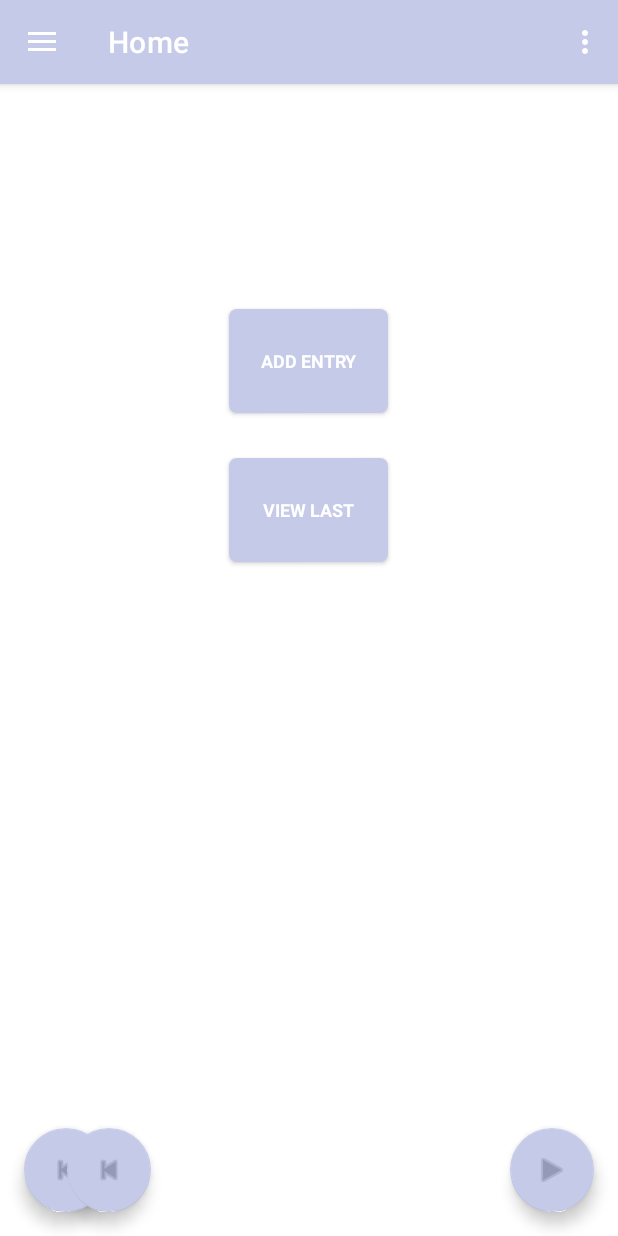
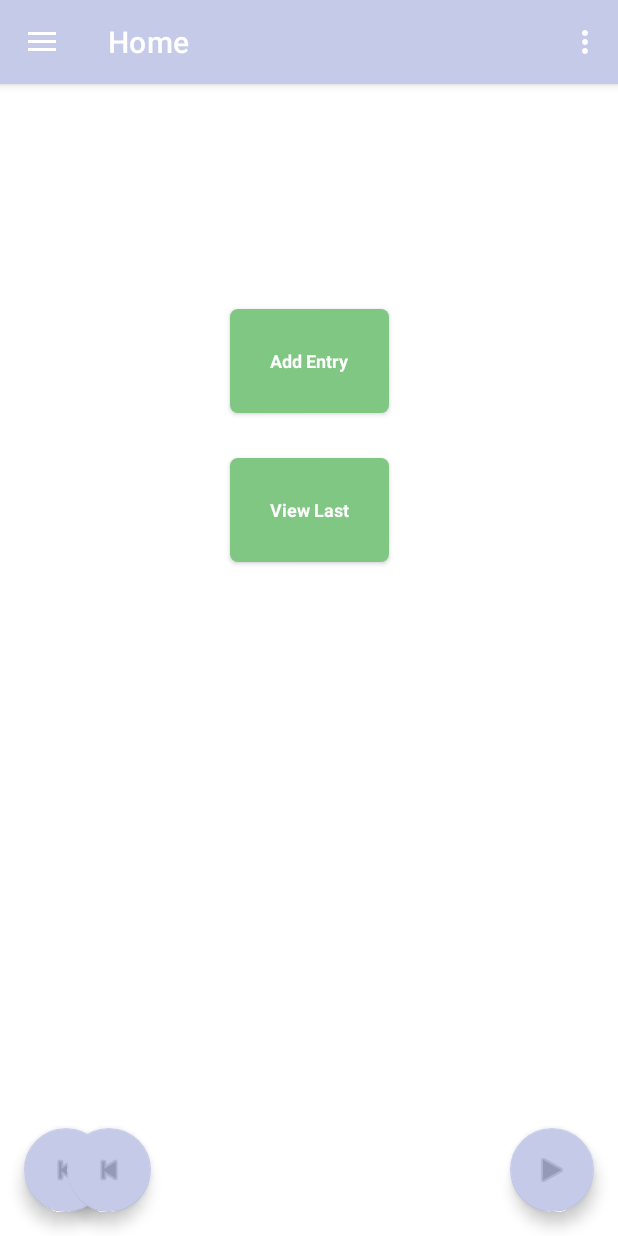
Before and after one commit to christianmaierger/drm-notes-android-app, an Android app: the screen it shows after launch (MainActivity), on a phone screen of 412 x 824 dp. Run offline under Robolectric (Android 15) with nearby library versions, the light colour scheme and no system bars; our stand-ins replace navigation-ui.

Commit message:
designed the layout, changed type <button> to <android.widget.Button>

```diff
--- a/app/src/main/res/drawable/button.xml
+++ b/app/src/main/res/drawable/button.xml
@@ -1,13 +1,10 @@
 <?xml version="1.0" encoding="utf-8"?>
-<selector xmlns:android="http://schemas.android.com/apk/res/android">
-
-    <item>
-        <shape>
+<shape xmlns:android="http://schemas.android.com/apk/res/android">
 
     <gradient
         android:angle="270"
-                android:endColor="@color/darkGreen"
-                android:startColor="@color/lightGreen" />
+        android:endColor="#81c784"
+        android:startColor="#81c784" />
     <stroke
         android:width="0px"
         android:color="#000000" />
@@ -15,13 +12,10 @@
         android:bottomLeftRadius="5dp"
         android:bottomRightRadius="5dp"
         android:topLeftRadius="5dp"
-                android:topRightRadius="5dp"/>
+        android:topRightRadius="5dp" />
     <padding
         android:bottom="10dp"
         android:left="10dp"
         android:right="10dp"
         android:top="10dp" />
 </shape>
-    </item>
-
-</selector>
--- a/app/src/main/res/layout/fragment_activities_manual.xml
+++ b/app/src/main/res/layout/fragment_activities_manual.xml
@@ -19,7 +19,7 @@
         app:layout_constraintTop_toTopOf="parent"
         android:text="What were you doing?"/>
 
-    <Button
+    <android.widget.Button
         android:id="@+id/btnSubmitActivityM"
         style="@style/buttonStyle"
         android:layout_width="wrap_content"
--- a/app/src/main/res/layout/fragment_feelings_manual.xml
+++ b/app/src/main/res/layout/fragment_feelings_manual.xml
@@ -19,7 +19,7 @@
         app:layout_constraintStart_toStartOf="parent"
         app:layout_constraintTop_toTopOf="parent" />
 
-    <Button
+    <android.widget.Button
         android:id="@+id/btnSubmitFeelingsM"
         style="@style/buttonStyle"
         android:layout_width="wrap_content"
--- a/app/src/main/res/layout/fragment_home.xml
+++ b/app/src/main/res/layout/fragment_home.xml
@@ -1,7 +1,8 @@
 <?xml version="1.0" encoding="utf-8"?>
-<RelativeLayout xmlns:android="http://schemas.android.com/apk/res/android"
+<androidx.constraintlayout.widget.ConstraintLayout xmlns:android="http://schemas.android.com/apk/res/android"
     xmlns:app="http://schemas.android.com/apk/res-auto"
     xmlns:tools="http://schemas.android.com/tools"
+    android:id="@+id/relativeLayout9"
     android:layout_width="match_parent"
     android:layout_height="match_parent"
     tools:context=".ui.home.HomeFragment">
@@ -10,33 +11,36 @@
         android:id="@+id/text_home"
         android:layout_width="match_parent"
         android:layout_height="wrap_content"
-        android:layout_below="@+id/toAddEntry"
-        android:layout_centerHorizontal="true"
         android:layout_marginTop="30dp"
+        android:gravity="center_horizontal"
         android:textAlignment="center"
         android:textSize="20sp"
-        app:layout_constraintTop_toBottomOf="@+id/toViewLast"
-        android:gravity="center_horizontal" />
+        app:layout_constraintLeft_toLeftOf="parent"
+        app:layout_constraintRight_toRightOf="parent"
+        app:layout_constraintTop_toBottomOf="@+id/toAddEntry" />
 
-    <Button
+    <android.widget.Button
         android:id="@+id/toViewLast"
+        style="@style/buttonStyle"
         android:layout_width="106dp"
         android:layout_height="69dp"
-        android:layout_below="@+id/toAddEntry"
-        android:layout_centerHorizontal="true"
         android:layout_marginTop="30dp"
+        android:background="@drawable/button"
         android:text="View Last"
+        app:layout_constraintLeft_toLeftOf="parent"
+        app:layout_constraintRight_toRightOf="parent"
+        app:layout_constraintTop_toBottomOf="@+id/toAddEntry" />
+
+    <android.widget.Button
+        android:id="@+id/toAddEntry"
         style="@style/buttonStyle"
-        android:background="@drawable/button"/>
-
-    <Button
-        android:id="@+id/toAddEntry"
         android:layout_width="106dp"
         android:layout_height="69dp"
-        android:layout_centerHorizontal="true"
         android:layout_marginTop="150dp"
+        android:background="@drawable/button"
         android:text="Add Entry"
+        app:layout_constraintLeft_toLeftOf="parent"
+        app:layout_constraintRight_toRightOf="parent"
         app:layout_constraintTop_toBottomOf="@+id/toViewLast"
-        style="@style/buttonStyle"
-        android:background="@drawable/button"/>
-</RelativeLayout>
+        app:layout_constraintTop_toTopOf="parent" />
+</androidx.constraintlayout.widget.ConstraintLayout>
--- a/app/src/main/res/layout/fragment_manage_notifications.xml
+++ b/app/src/main/res/layout/fragment_manage_notifications.xml
@@ -72,7 +72,8 @@
         android:layout_marginRight="44dp"
         android:text="Submit"
         app:layout_constraintEnd_toEndOf="@+id/simpleTimePicker"
-        app:layout_constraintTop_toBottomOf="@+id/simpleTimePicker" />
+        app:layout_constraintTop_toBottomOf="@+id/simpleTimePicker"
+        android:background="@drawable/button"/>
 
     <TextView
         android:id="@+id/textForAddTimeButton"
--- a/app/src/main/res/layout/fragment_overall.xml
+++ b/app/src/main/res/layout/fragment_overall.xml
@@ -31,7 +31,7 @@
         app:layout_constraintEnd_toEndOf="parent"
         app:layout_constraintHorizontal_bias="0.0"
         app:layout_constraintStart_toEndOf="@+id/btnOverall4"
-        app:layout_constraintTop_toBottomOf="@+id/textOverall" />
+        app:layout_constraintTop_toBottomOf="@+id/textOverall"/>
 
     <Button
         android:id="@+id/btnOverall1"
--- a/app/src/main/res/layout/fragment_people_manual.xml
+++ b/app/src/main/res/layout/fragment_people_manual.xml
@@ -19,7 +19,7 @@
         app:layout_constraintStart_toStartOf="parent"
         app:layout_constraintTop_toTopOf="parent" />
 
-    <Button
+    <android.widget.Button
         android:id="@+id/btnSubmitPeopleM"
         style="@style/buttonStyle"
         android:layout_width="120dp"
--- a/app/src/main/res/layout/fragment_thoughts.xml
+++ b/app/src/main/res/layout/fragment_thoughts.xml
@@ -19,7 +19,7 @@
         app:layout_constraintStart_toStartOf="parent"
         app:layout_constraintTop_toTopOf="parent" />
 
-    <Button
+    <android.widget.Button
         android:id="@+id/btnSubmitThoughts"
         style="@style/buttonStyle"
         android:layout_width="120dp"
@@ -28,10 +28,10 @@
         android:text="Submit"
         app:layout_constraintBottom_toBottomOf="parent"
         app:layout_constraintEnd_toEndOf="parent"
-        app:layout_constraintHorizontal_bias="0.463"
+        app:layout_constraintHorizontal_bias="0.498"
         app:layout_constraintStart_toStartOf="parent"
         app:layout_constraintTop_toBottomOf="@+id/addThoughts_editText"
-        app:layout_constraintVertical_bias="0.211" />
+        app:layout_constraintVertical_bias="0.308" />
 
     <EditText
         android:id="@+id/addThoughts_editText"
--- a/app/src/main/res/layout/fragment_time_noon.xml
+++ b/app/src/main/res/layout/fragment_time_noon.xml
@@ -7,7 +7,7 @@
     android:layout_height="match_parent"
     tools:context=".ui.addEntry_Time_LateMorning.TimeLateMorningFragment">
 
-    <Button
+    <android.widget.Button
         android:id="@+id/noon_option_1"
         style="@style/buttonStyle"
         android:layout_width="222dp"
@@ -20,7 +20,7 @@
         app:layout_constraintStart_toStartOf="parent"
         app:layout_constraintTop_toBottomOf="@+id/timedatetext_noon" />
 
-    <Button
+    <android.widget.Button
         android:id="@+id/noon_option_2"
         style="@style/buttonStyle"
         android:layout_width="222dp"
@@ -33,7 +33,7 @@
         app:layout_constraintStart_toStartOf="parent"
         app:layout_constraintTop_toBottomOf="@+id/noon_option_1" />
 
-    <Button
+    <android.widget.Button
         android:id="@+id/noon_option_3"
         style="@style/buttonStyle"
         android:layout_width="222dp"
```
Also changed, not shown: app/src/main/res/layout/fragment_activities_premade.xml (+36 -16 lines), app/src/main/res/layout/fragment_addentry.xml (+17 -14 lines), app/src/main/res/layout/fragment_feelings_premade.xml (+13 -11 lines), app/src/main/res/layout/fragment_people_premade.xml (+17 -15 lines), app/src/main/res/layout/fragment_success.xml (+6 -5 lines), app/src/main/res/layout/fragment_time_afternoon.xml (+5 -5 lines), app/src/main/res/layout/fragment_time_evening.xml (+5 -5 lines), app/src/main/res/layout/fragment_time_latemorning.xml (+28 -19 lines), app/src/main/res/layout/fragment_time_morning.xml (+5 -5 lines), app/src/main/res/layout/fragment_time_night.xml (+8 -8 lines). Lines whose indentation alone changed are shown as unchanged.
